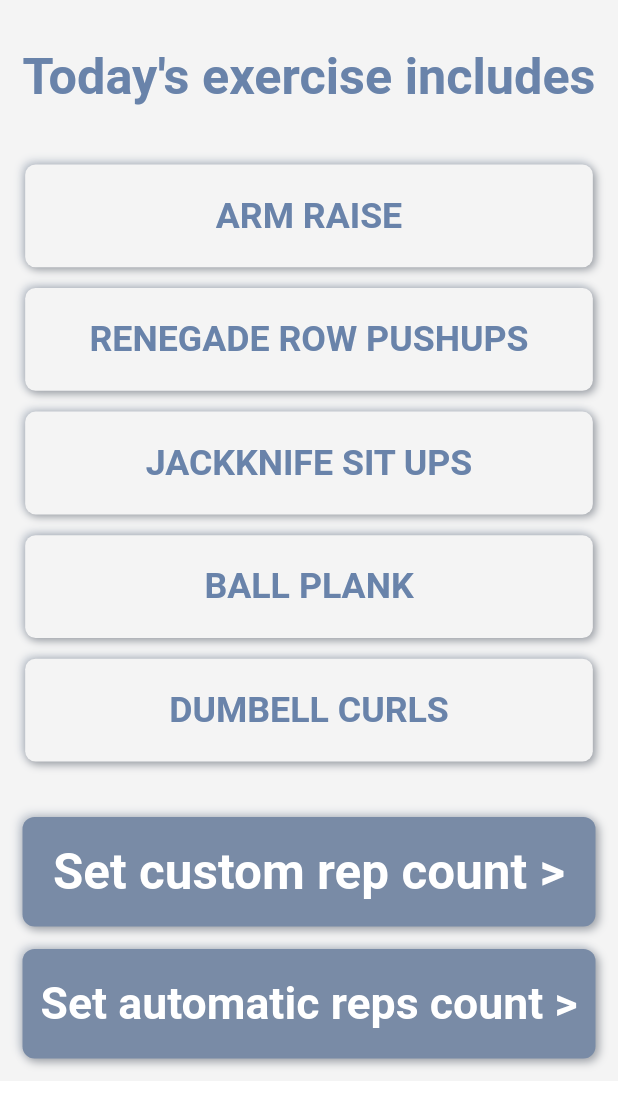
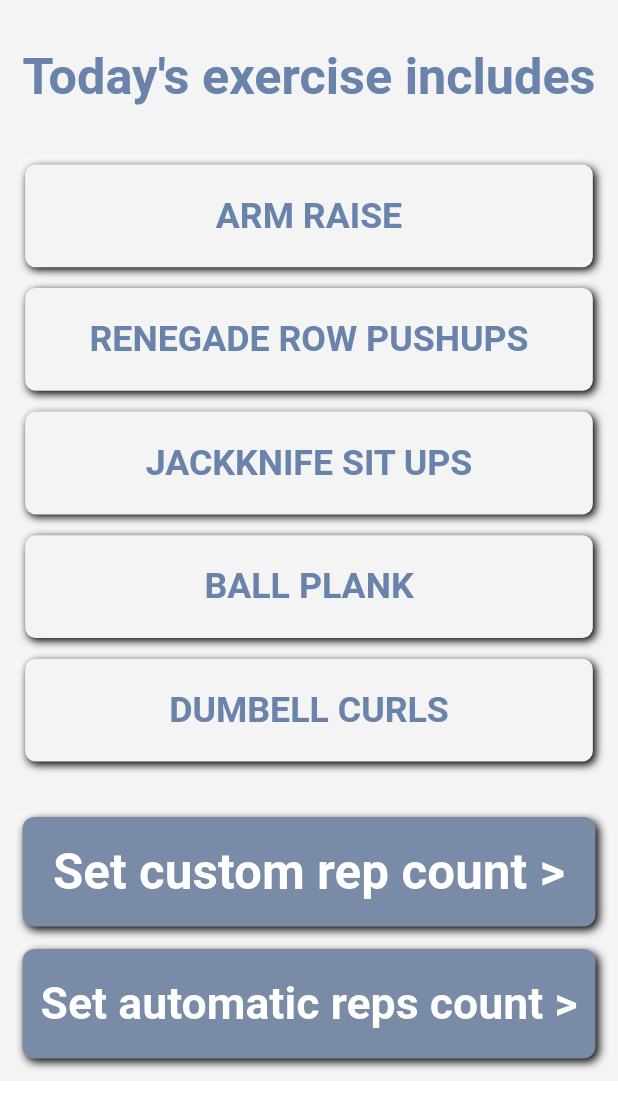
Before and after one commit to SirusCodes/LCO_Workout, a Flutter app: the screen it shows after launch, on a phone screen of 412 x 824 dp, the part 140-1236 px from its top. Run offline on Flutter 3.47's test engine with Material 2 defaults, Android fonts, the phone set to English and light mode, and no system bars; drawn by our look-alikes of flutter_neumorphic, shimmer; our stand-ins replace assets_audio_player, device_preview, get_it, simple_animations.

Commit message:
editing few themeing

```diff
--- a/lib/screen/cdrawer.dart
+++ b/lib/screen/cdrawer.dart
@@ -59,6 +59,7 @@ class CDrawer extends StatelessWidget {
     return Padding(
       padding: const EdgeInsets.all(8.0),
       child: CNeuButton(
+        intensity: .5,
         color: Theme.of(context).primaryColor,
         onPressed: onPressed,
         child: SizedBox(
--- a/lib/widgets/cneubutton.dart
+++ b/lib/widgets/cneubutton.dart
@@ -3,24 +3,22 @@ import 'package:flutter/widgets.dart';
 import 'package:flutter_neumorphic/flutter_neumorphic.dart';
 
 class CNeuButton extends StatefulWidget {
-  const CNeuButton({
-    @required this.onPressed,
-    this.child,
-    this.padding = const EdgeInsets.all(12.0),
-    this.shape,
-    Key key,
-    this.color,
-  }) : super(key: key);
+  const CNeuButton(
+      {@required this.onPressed,
+      this.child,
+      this.padding = const EdgeInsets.all(12.0),
+      this.shape,
+      Key key,
+      this.color,
+      this.intensity = 100})
+      : super(key: key);
 
   final Color color;
-
   final Widget child;
-
   final VoidCallback onPressed;
-
   final EdgeInsetsGeometry padding;
-
   final NeumorphicBoxShape shape;
+  final double intensity;
 
   @override
   _CNeuButtonState createState() => _CNeuButtonState();
@@ -33,9 +31,8 @@ class _CNeuButtonState extends State<CNeuButton> {
       padding: widget.padding,
       child: widget.child,
       style: NeumorphicStyle(
+        intensity: widget.intensity,
         color: widget.color ?? Theme.of(context).buttonColor,
-        shadowLightColor: Color(0xffb1bac7),
-        shadowDarkColor: Color(0xff7d828a),
       ),
       boxShape: widget.shape,
       onClick: widget.onPressed,
```
